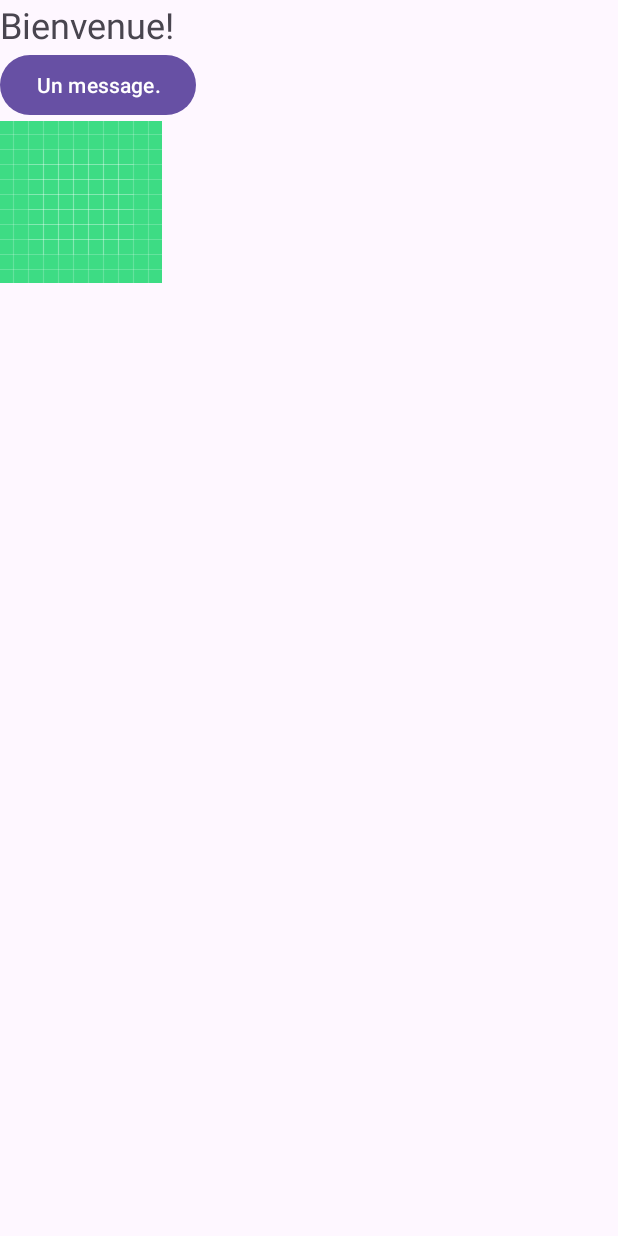
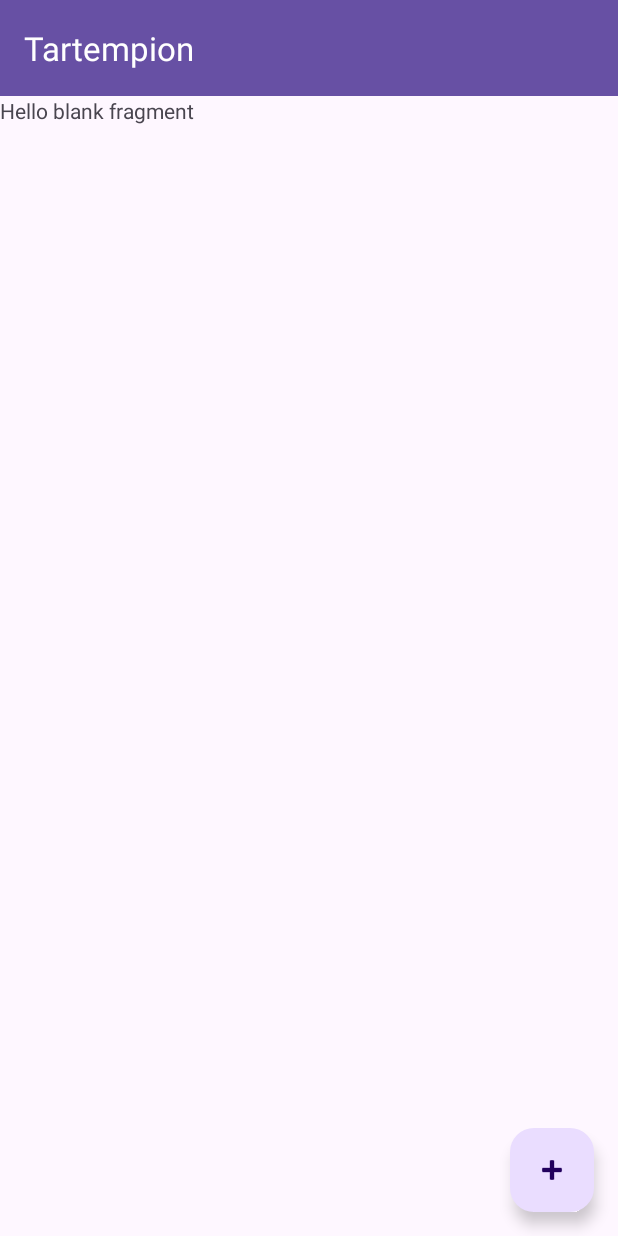
Before and after one commit to djalexkidd/todo-list-android, an Android app: the screen it shows after launch (MainActivity), on a phone screen of 412 x 824 dp. Run offline under Robolectric (Android 15) with nearby library versions, the phone set to English and light mode, and no system bars.

```diff
--- a/app/src/main/java/org/djalexkidd/tartempion/MainActivity.java
+++ b/app/src/main/java/org/djalexkidd/tartempion/MainActivity.java
@@ -12,13 +12,10 @@ import android.widget.TextView;
 
 public class MainActivity extends AppCompatActivity {
 
-    private TextView welcomeMessageTextView;
-
     @Override
     protected void onCreate(Bundle savedInstanceState) {
         super.onCreate(savedInstanceState);
         setContentView(R.layout.activity_main);
-        this.welcomeMessageTextView = findViewById(R.id.welcome_message);
     }
 
 }
--- /dev/null
+++ b/app/src/main/java/org/djalexkidd/tartempion/view/TasksFragment.java
@@ -0,0 +1,42 @@
+package org.djalexkidd.tartempion.view;
+
+import android.os.Bundle;
+
+import androidx.fragment.app.Fragment;
+
+import android.view.LayoutInflater;
+import android.view.View;
+import android.view.ViewGroup;
+import android.widget.TextView;
+
+import org.djalexkidd.tartempion.R;
+
+/**
+ * A simple {@link Fragment} subclass.
+ * Use the {@link TasksFragment#newInstance} factory method to
+ * create an instance of this fragment.
+ */
+public class TasksFragment extends Fragment {
+    private TextView textView;
+
+    public TasksFragment() {
+        // Required empty public constructor
+    }
+
+    public static TasksFragment newInstance() {
+        TasksFragment fragment = new TasksFragment();
+        return fragment;
+    }
+
+    @Override
+    public void onCreate(Bundle savedInstanceState) {
+        super.onCreate(savedInstanceState);
+    }
+
+    @Override
+    public View onCreateView(LayoutInflater inflater, ViewGroup container,
+                             Bundle savedInstanceState) {
+        // Inflate the layout for this fragment
+        return inflater.inflate(R.layout.fragment_tasks, container, false);
+    }
+}
--- a/app/src/main/res/layout/activity_main.xml
+++ b/app/src/main/res/layout/activity_main.xml
@@ -1,34 +1,24 @@
 <?xml version="1.0" encoding="utf-8"?>
-<androidx.constraintlayout.widget.ConstraintLayout xmlns:android="http://schemas.android.com/apk/res/android"
+<LinearLayout
+    xmlns:android="http://schemas.android.com/apk/res/android"
     xmlns:app="http://schemas.android.com/apk/res-auto"
     xmlns:tools="http://schemas.android.com/tools"
     android:layout_width="match_parent"
     android:layout_height="match_parent"
+    android:orientation="vertical"
     tools:context=".MainActivity">
 
-    <TextView
-        android:id="@+id/welcome_title"
-        android:layout_width="wrap_content"
+    <androidx.appcompat.widget.Toolbar
+        android:layout_width="match_parent"
         android:layout_height="wrap_content"
-        android:text="@string/hello_world"
-        android:textSize="24sp"
-        app:layout_constraintTop_toTopOf="parent"
-        app:layout_constraintStart_toStartOf="parent" />
+        android:background="?attr/colorPrimary"
+        android:theme="@style/ThemeOverlay.AppCompat.Dark.ActionBar"
+        app:title="@string/app_name" />
 
-    <Button
-        android:id="@+id/welcome_message"
-        android:layout_width="wrap_content"
-        android:layout_height="wrap_content"
-        android:text="@string/un_message"
-        app:layout_constraintTop_toBottomOf="@+id/welcome_title"
-        app:layout_constraintStart_toStartOf="parent" />
+    <androidx.fragment.app.FragmentContainerView
+        android:id="@+id/fragment_container_view"
+        android:layout_width="match_parent"
+        android:layout_height="match_parent"
+        android:name="org.djalexkidd.tartempion.view.TasksFragment" />
 
-    <ImageView
-        android:layout_width="wrap_content"
-        android:layout_height="wrap_content"
-        android:src="@drawable/ic_launcher_background"
-        app:layout_constraintTop_toBottomOf="@+id/welcome_message"
-        app:layout_constraintStart_toStartOf="parent" />
-
-
-</androidx.constraintlayout.widget.ConstraintLayout>
+</LinearLayout>
--- /dev/null
+++ b/app/src/main/res/layout/fragment_tasks.xml
@@ -0,0 +1,22 @@
+<?xml version="1.0" encoding="utf-8"?>
+<RelativeLayout xmlns:android="http://schemas.android.com/apk/res/android"
+    xmlns:tools="http://schemas.android.com/tools"
+    android:layout_width="match_parent"
+    android:layout_height="match_parent"
+    tools:context=".view.TasksFragment">
+
+    <!-- TODO: Update blank fragment layout -->
+    <TextView
+        android:layout_width="match_parent"
+        android:layout_height="match_parent"
+        android:text="@string/hello_blank_fragment" />
+
+    <com.google.android.material.floatingactionbutton.FloatingActionButton
+        android:layout_width="wrap_content"
+        android:layout_height="wrap_content"
+        android:layout_alignParentEnd="true"
+        android:layout_alignParentBottom="true"
+        android:layout_margin="16dp"
+        android:src="@android:drawable/ic_input_add" />
+
+</RelativeLayout>
--- a/app/src/main/res/values/strings.xml
+++ b/app/src/main/res/values/strings.xml
@@ -2,4 +2,6 @@
     <string name="app_name">Tartempion</string>
     <string name="hello_world">Bienvenue!</string>
     <string name="un_message">Un message.</string>
+    <!-- TODO: Remove or change this placeholder text -->
+    <string name="hello_blank_fragment">Hello blank fragment</string>
 </resources>
```
